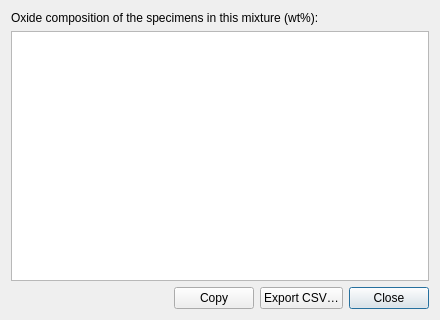
This is src/mudlab/ui/composition.ui in Parthasarathi-Ghosh/MudLab2 as Qt 5 draws it before an edit. The edited form follows.
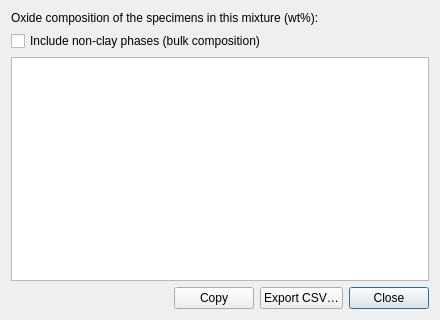
This is the edited form.

Commit message: Non-clay path-2 (c): bulk oxide composition incl. non-clay phases

Diff of the .ui file:
```diff
--- a/src/mudlab/ui/composition.ui
+++ b/src/mudlab/ui/composition.ui
@@ -24,6 +24,16 @@
      </property>
     </widget>
    </item>
+   <item>
+    <widget class="QCheckBox" name="chk_bulk">
+     <property name="toolTip">
+      <string>Include non-clay phases: a bulk composition = each phase's own composition (normalised to 100%) weighted by its fraction. Unchecked shows the clay-only composition. Enabled only when the mixture has a non-clay phase.</string>
+     </property>
+     <property name="text">
+      <string>Include non-clay phases (bulk composition)</string>
+     </property>
+    </widget>
+   </item>
    <item>
     <widget class="QTableWidget" name="tbl_composition">
      <property name="editTriggers">
```
The commit also changes 6 other files.
